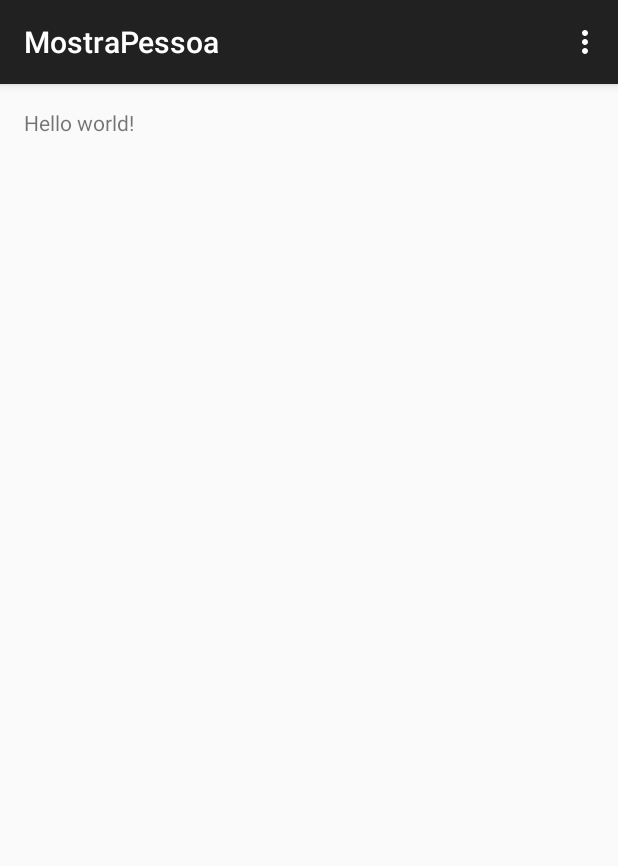
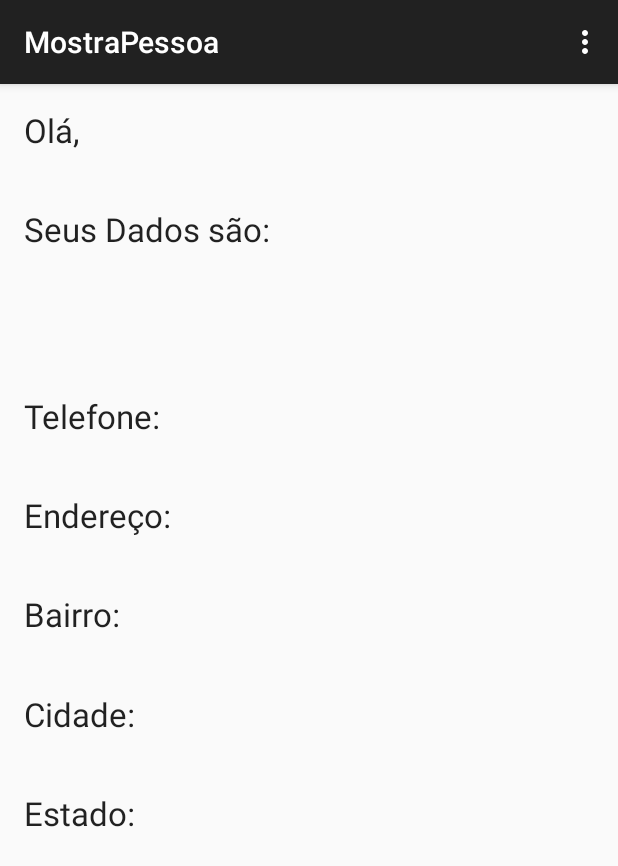
Before and after one commit to marcoshol/CadastroCliente, an Android app: the screen it shows after launch (MostraPessoa), after a tap on "CADASTRAR", on a phone screen of 412 x 824 dp. Shown: the top 866 px of the screen. Run offline under Robolectric (Android 15) with nearby library versions, the phone set to English and light mode, and no system bars; 12 statements that could not run were skipped.

Commit message:
seg 05/05/2015 a noite

```diff
--- a/app/src/main/java/com/example/marcos/cadastrocliente/DatabaseHelper.java
+++ b/app/src/main/java/com/example/marcos/cadastrocliente/DatabaseHelper.java
@@ -19,7 +19,12 @@ public class DatabaseHelper extends SQLiteOpenHelper {
     public void onCreate(SQLiteDatabase db) {
         String dml = "CREATE TABLE cliente"+
         "(_id INTEGER PRIMARY KEY,"+
-        "nome TEXT NOT NULL, cidade TEXT);";
+        "nome TEXT NOT NULL,"+
+        "telefone TEXT,"+
+        "endereco TEXT,"+
+        "bairro TEXT,"+
+        "cidade TEXT,"+
+        "estado TEXT);";
         db.execSQL(dml);
     }
 
--- a/app/src/main/java/com/example/marcos/cadastrocliente/MainActivity.java
+++ b/app/src/main/java/com/example/marcos/cadastrocliente/MainActivity.java
@@ -13,8 +13,8 @@ import android.widget.EditText;
 
 public class MainActivity extends ActionBarActivity {
 
-    EditText nome, cidade, telefone, estado, bairro, endereco;
-    String sNome, sCidade, sTelefone, sEstado, sBairro, sEndereco;
+    private EditText nome, cidade, telefone, estado, bairro, endereco;
+    private String sNome, sCidade, sTelefone, sEstado, sBairro, sEndereco;
 
 
 
@@ -49,6 +49,7 @@ public class MainActivity extends ActionBarActivity {
         Intent i = new Intent(this, MostraPessoa.class);
         i.putExtra("Pessoa", pessoa);
         startActivity(i);
+
     }
 
 
--- a/app/src/main/java/com/example/marcos/cadastrocliente/MostraPessoa.java
+++ b/app/src/main/java/com/example/marcos/cadastrocliente/MostraPessoa.java
@@ -1,17 +1,63 @@
 package com.example.marcos.cadastrocliente;
 
+import android.content.ContentValues;
+import android.database.sqlite.SQLiteDatabase;
 import android.support.v7.app.ActionBarActivity;
 import android.os.Bundle;
 import android.view.Menu;
 import android.view.MenuItem;
+import android.widget.TextView;
+import android.widget.Toast;
 
 
 public class MostraPessoa extends ActionBarActivity {
+
+    private TextView olanome, telefone, endereco, bairro, cidade, estado;
+    private String sNome, sCidade, sTelefone, sEstado, sBairro, sEndereco;
+    private DatabaseHelper helper;
+
 
     @Override
     protected void onCreate(Bundle savedInstanceState) {
         super.onCreate(savedInstanceState);
         setContentView(R.layout.activity_mostra_pessoa);
+
+        olanome = (TextView) findViewById(R.id.txt_ola);
+        telefone = (TextView) findViewById(R.id.txt_telefone);
+        endereco = (TextView) findViewById(R.id.txt_endereco);
+        bairro = (TextView) findViewById(R.id.txt_bairro);
+        cidade = (TextView) findViewById(R.id.txt_cidade);
+        estado = (TextView) findViewById(R.id.txt_estado);
+
+        Pessoa pessoa = (Pessoa) getIntent().getSerializableExtra("Pessoa");
+
+        sNome = pessoa.getpNome().toString();
+        sTelefone = pessoa.getpTelefone().toString();
+        sEndereco = pessoa.getpEndereco().toString();
+        sBairro = pessoa.getpBairro().toString();
+        sCidade = pessoa.getpCidade().toString();
+        sEstado = pessoa.getpEstado().toString();
+
+        helper = new DatabaseHelper(this);
+        SQLiteDatabase banco = helper.getWritableDatabase();
+
+        ContentValues valores = new ContentValues();
+        valores.put("nome",sNome);
+        valores.put("telefone",sTelefone);
+        valores.put("endereco",sEndereco);
+        valores.put("bairro",sBairro);
+        valores.put("cidade",sCidade);
+        valores.put("estado",sEstado);
+
+        long id = banco.insert("cliente", null, valores);
+
+        if(id == -1){
+            Toast.makeText(this, "Falha de gravação no Banco de Dados", Toast.LENGTH_LONG).show();
+        }else{
+            Toast.makeText(this, "Dados gravados com Sucesso", Toast.LENGTH_LONG).show();
+        }
+
+
     }
 
 
--- a/app/src/main/res/layout/activity_mostra_pessoa.xml
+++ b/app/src/main/res/layout/activity_mostra_pessoa.xml
@@ -6,7 +6,69 @@
     android:paddingBottom="@dimen/activity_vertical_margin"
     tools:context="com.example.marcos.cadastrocliente.MostraPessoa">
 
-    <TextView android:text="@string/hello_world" android:layout_width="wrap_content"
-        android:layout_height="wrap_content" />
+    <LinearLayout
+        android:orientation="vertical"
+        android:layout_width="fill_parent"
+        android:layout_height="fill_parent"
+        android:layout_alignParentTop="true"
+        android:layout_centerHorizontal="true"
+        android:weightSum="1">
 
+        <TextView
+            android:layout_width="wrap_content"
+            android:layout_height="wrap_content"
+            android:textAppearance="?android:attr/textAppearanceLarge"
+            android:text="Olá, "
+            android:id="@+id/txt_ola"
+            android:layout_weight="0.07" />
+
+        <TextView
+            android:layout_width="wrap_content"
+            android:layout_height="wrap_content"
+            android:textAppearance="?android:attr/textAppearanceLarge"
+            android:text="Seus Dados são:"
+            android:id="@+id/textView9"
+            android:layout_weight="0.18" />
+
+        <TextView
+            android:layout_width="wrap_content"
+            android:layout_height="wrap_content"
+            android:textAppearance="?android:attr/textAppearanceLarge"
+            android:text="Telefone: "
+            android:id="@+id/txt_telefone"
+            android:layout_weight="0.07" />
+
+        <TextView
+            android:layout_width="wrap_content"
+            android:layout_height="wrap_content"
+            android:textAppearance="?android:attr/textAppearanceLarge"
+            android:text="Endereço: "
+            android:id="@+id/txt_endereco"
+            android:layout_weight="0.07" />
+
+        <TextView
+            android:layout_width="wrap_content"
+            android:layout_height="wrap_content"
+            android:textAppearance="?android:attr/textAppearanceLarge"
+            android:text="Bairro: "
+            android:id="@+id/txt_bairro"
+            android:layout_weight="0.07" />
+
+        <TextView
+            android:layout_width="wrap_content"
+            android:layout_height="wrap_content"
+            android:textAppearance="?android:attr/textAppearanceLarge"
+            android:text="Cidade: "
+            android:id="@+id/txt_cidade"
+            android:layout_weight="0.07" />
+
+        <TextView
+            android:layout_width="wrap_content"
+            android:layout_height="wrap_content"
+            android:textAppearance="?android:attr/textAppearanceLarge"
+            android:text="Estado: "
+            android:id="@+id/txt_estado"
+            android:layout_weight="0.07" />
+
+    </LinearLayout>
 </RelativeLayout>
```
